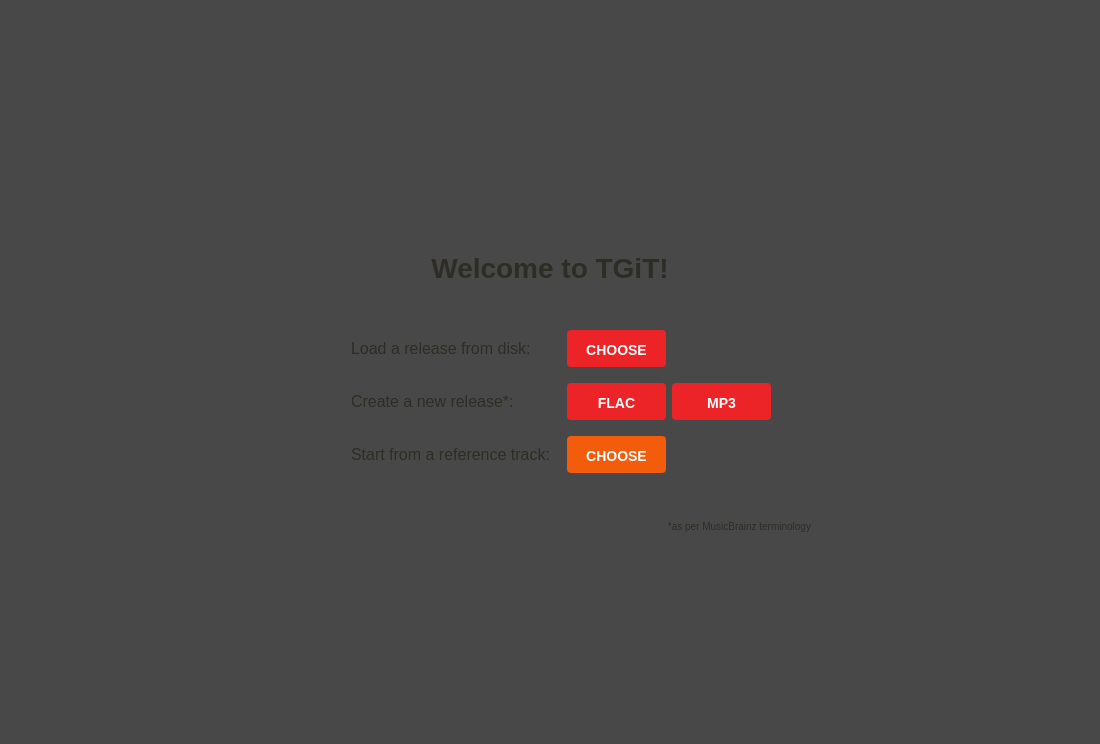
Before: the Qt Designer form resources/ui/welcome_screen.ui in Iconoclasteinc/tgit, drawn with Qt 5.
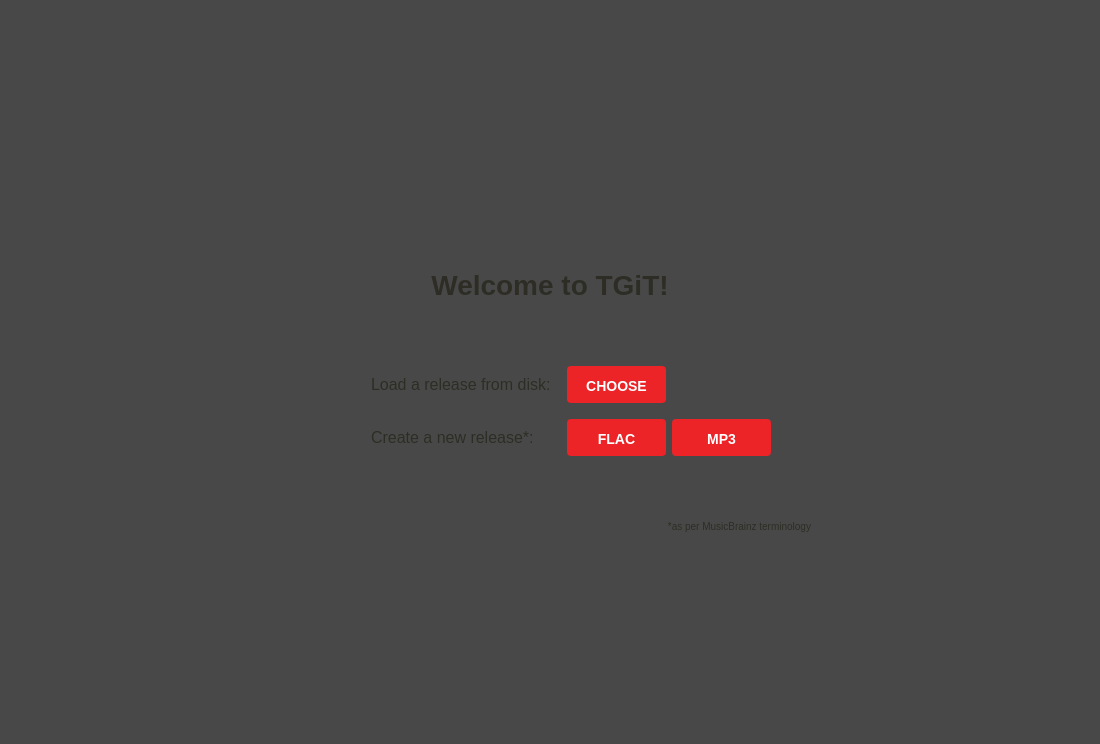
After: the same form once the commit is applied. Icons and pictures are not drawn.

Commit message: We can now import the album metadata using the new creation screen.

```diff
--- a/resources/ui/welcome_screen.ui
+++ b/resources/ui/welcome_screen.ui
@@ -136,51 +136,6 @@
          <property name="spacing">
           <number>16</number>
          </property>
-         <item row="1" column="1">
-          <widget class="QLabel" name="new_release_label">
-           <property name="styleSheet">
-            <string notr="true">QLabel {
-	font-size: 16px;
-}</string>
-           </property>
-           <property name="text">
-            <string>Create a new release*:</string>
-           </property>
-          </widget>
-         </item>
-         <item row="3" column="1">
-          <widget class="QLabel" name="import_from_track_label">
-           <property name="styleSheet">
-            <string notr="true">QLabel {
-	font-size: 16px;
-}
-</string>
-           </property>
-           <property name="text">
-            <string>Start from a reference track:</string>
-           </property>
-          </widget>
-         </item>
-         <item row="1" column="0">
-          <spacer name="horizontalSpacer_3">
-           <property name="orientation">
-            <enum>Qt::Horizontal</enum>
-           </property>
-           <property name="sizeHint" stdset="0">
-            <size>
-             <width>40</width>
-             <height>20</height>
-            </size>
-           </property>
-          </spacer>
-         </item>
-         <item row="0" column="1">
-          <widget class="QLabel" name="label">
-           <property name="text">
-            <string>Load a release from disk:</string>
-           </property>
-          </widget>
-         </item>
          <item row="1" column="2">
           <widget class="QWidget" name="new_album_button_container" native="true">
            <layout class="QHBoxLayout" name="horizontalLayout">
@@ -247,61 +202,6 @@
            </layout>
           </widget>
          </item>
-         <item row="3" column="2">
-          <widget class="QWidget" name="import_album_button_container" native="true">
-           <layout class="QHBoxLayout" name="horizontalLayout_2">
-            <property name="leftMargin">
-             <number>0</number>
-            </property>
-            <property name="topMargin">
-             <number>0</number>
-            </property>
-            <property name="rightMargin">
-             <number>0</number>
-            </property>
-            <property name="bottomMargin">
-             <number>0</number>
-            </property>
-            <item>
-             <widget class="QPushButton" name="import_album_button">
-              <property name="cursor">
-               <cursorShape>PointingHandCursor</cursorShape>
-              </property>
-              <property name="focusPolicy">
-               <enum>Qt::StrongFocus</enum>
-              </property>
-              <property name="styleSheet">
-               <string notr="true">QPushButton {
-	background-color:#F25C0A;
-	border-color: #F25C0A;
-}
-
-QPushButton:hover {
-	background-color: #D95109;
-	border-color: #D95109;
-}</string>
-              </property>
-              <property name="text">
-               <string>CHOOSE</string>
-              </property>
-             </widget>
-            </item>
-            <item>
-             <spacer name="horizontalSpacer_2">
-              <property name="orientation">
-               <enum>Qt::Horizontal</enum>
-              </property>
-              <property name="sizeHint" stdset="0">
-               <size>
-                <width>40</width>
-                <height>20</height>
-               </size>
-              </property>
-             </spacer>
-            </item>
-           </layout>
-          </widget>
-         </item>
          <item row="0" column="2">
           <widget class="QWidget" name="load_album_button_container" native="true">
            <layout class="QHBoxLayout" name="horizontalLayout_3">
@@ -346,6 +246,38 @@
            </layout>
           </widget>
          </item>
+         <item row="1" column="1">
+          <widget class="QLabel" name="new_release_label">
+           <property name="styleSheet">
+            <string notr="true">QLabel {
+	font-size: 16px;
+}</string>
+           </property>
+           <property name="text">
+            <string>Create a new release*:</string>
+           </property>
+          </widget>
+         </item>
+         <item row="0" column="1">
+          <widget class="QLabel" name="load_album_label">
+           <property name="text">
+            <string>Load a release from disk:</string>
+           </property>
+          </widget>
+         </item>
+         <item row="0" column="0">
+          <spacer name="horizontalSpacer_3">
+           <property name="orientation">
+            <enum>Qt::Horizontal</enum>
+           </property>
+           <property name="sizeHint" stdset="0">
+            <size>
+             <width>40</width>
+             <height>20</height>
+            </size>
+           </property>
+          </spacer>
+         </item>
         </layout>
        </widget>
       </item>
```
The commit also changes 25 other files.
